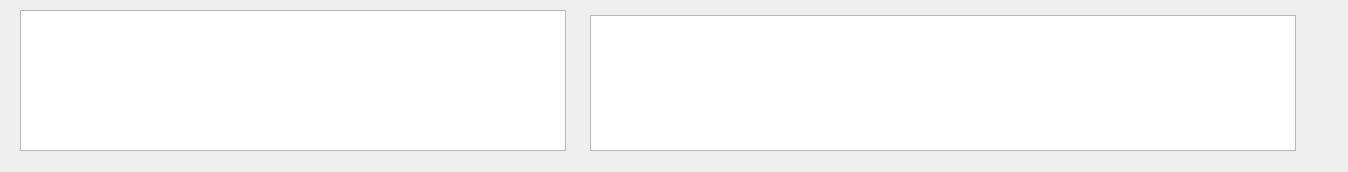
This is VisionUI/bottonwidget.ui in chuandongxu/AOI as Qt 5 draws it before an edit. The edited form follows.
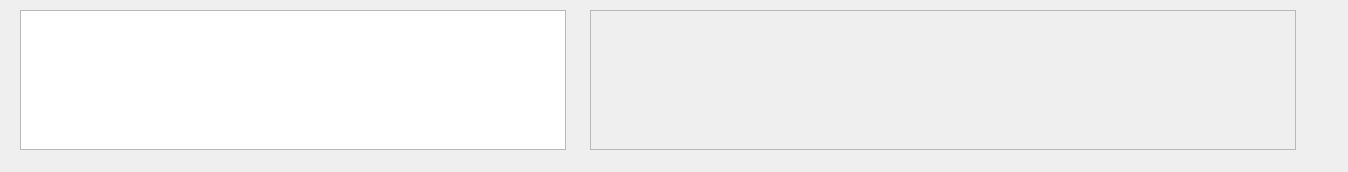
This is the edited form.

Diff of the .ui file:
```diff
--- a/VisionUI/bottonwidget.ui
+++ b/VisionUI/bottonwidget.ui
@@ -19,7 +19,7 @@
      <x>20</x>
      <y>10</y>
      <width>546</width>
-     <height>141</height>
+     <height>140</height>
     </rect>
    </property>
   </widget>
@@ -27,9 +27,9 @@
    <property name="geometry">
     <rect>
      <x>590</x>
-     <y>15</y>
+     <y>10</y>
      <width>706</width>
-     <height>136</height>
+     <height>140</height>
     </rect>
    </property>
    <attribute name="headerDefaultSectionSize">
@@ -39,6 +39,29 @@
     <number>25</number>
    </attribute>
   </widget>
+  <widget class="QScrollArea" name="scrollArea">
+   <property name="geometry">
+    <rect>
+     <x>590</x>
+     <y>10</y>
+     <width>706</width>
+     <height>140</height>
+    </rect>
+   </property>
+   <property name="widgetResizable">
+    <bool>true</bool>
+   </property>
+   <widget class="QWidget" name="scrollAreaWidgetContents">
+    <property name="geometry">
+     <rect>
+      <x>0</x>
+      <y>0</y>
+      <width>704</width>
+      <height>138</height>
+     </rect>
+    </property>
+   </widget>
+  </widget>
  </widget>
  <resources/>
  <connections/>
```
